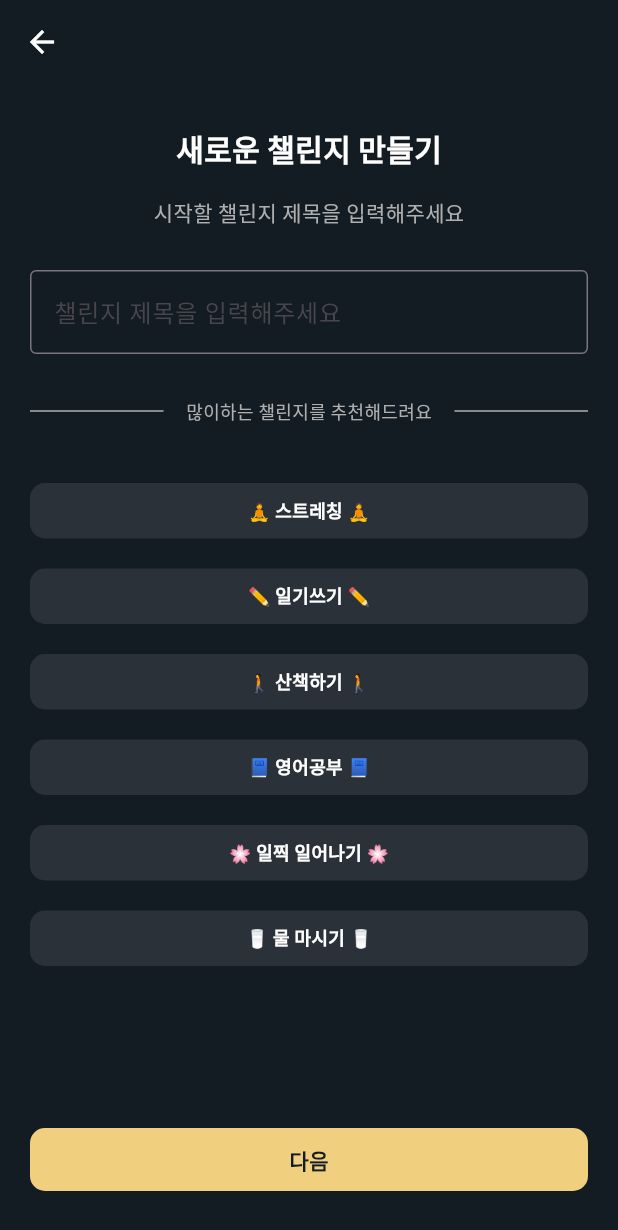
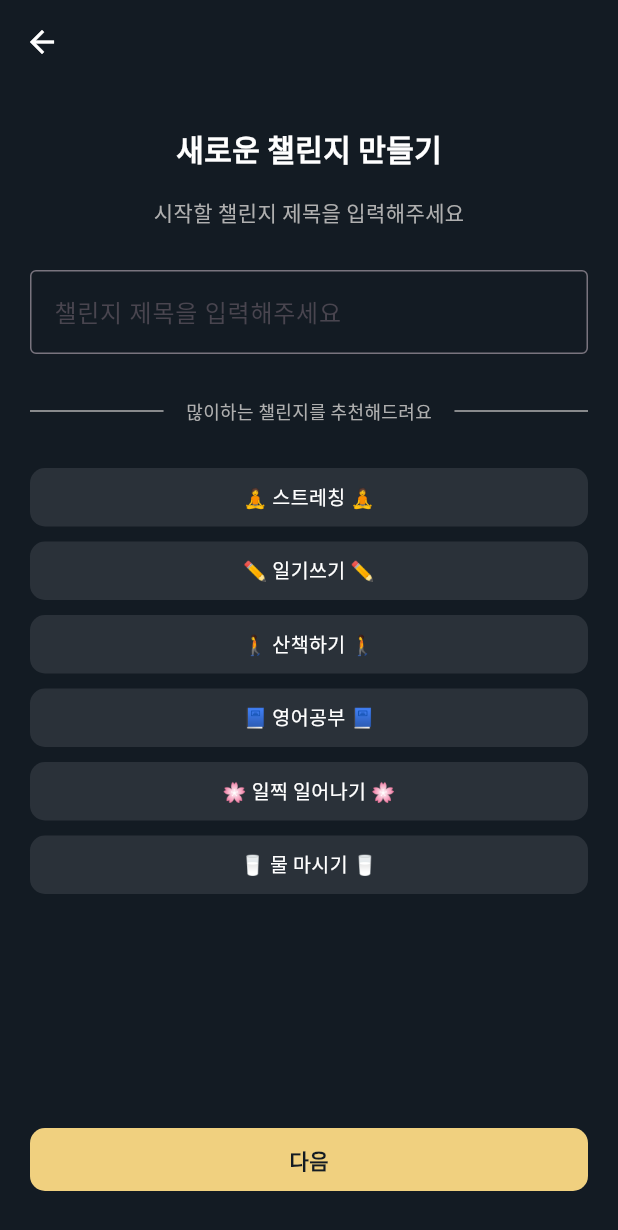
Before and after one commit to hatssue/client, a Flutter app: the ChallengeNameView screen opened by its route, on a phone screen of 412 x 824 dp. Shown: the top 1230 px of the screen. Run offline on Flutter 3.47's test engine with Material 3 defaults, Android fonts, the phone set to English and light mode, and no system bars; our stand-ins replace flutter_riverpod, freezed_annotation, go_router, riverpod_annotation, table_calendar; generated files the repository leaves out were written again.

Commit message:
fix: 박스 형태 위젯 분리 & 리팩토링

```diff
--- a/lib/features/challenge/presentaion/screens/challenge_name_view copy.dart
+++ /dev/null
@@ -1,211 +0,0 @@
-// ignore_for_file: public_member_api_docs, sort_constructors_first
-import 'package:flutter/material.dart';
-import 'package:flutter_riverpod/flutter_riverpod.dart';
-import 'package:go_router/go_router.dart';
-import 'package:hatssue/service/theme/theme_service.dart';
-import 'package:hatssue/shared/button/button.dart';
-import 'package:hatssue/shared/button/button_size.dart';
-import 'package:hatssue/shared/button/button_type.dart';
-import 'package:hatssue/theme/foundation/app_theme.dart';
-
-class ChallengeNameView extends StatelessWidget {
-  const ChallengeNameView({super.key});
-
-  @override
-  Widget build(BuildContext context) {
-    return Consumer(
-      builder: (context, ref, child) {
-        AppTheme theme = ref.watch(themeServiceProvider);
-        return Scaffold(
-          appBar: AppBar(
-            leading: IconButton(
-              icon: const Icon(Icons.arrow_back),
-              onPressed: () {
-                context.go('/');
-              },
-            ),
-            backgroundColor: theme.color.surface,
-          ),
-          body: Padding(
-            padding: const EdgeInsets.symmetric(
-              horizontal: 20,
-              vertical: 30,
-            ),
-            child: Column(
-              children: [
-                /// Title
-                Text(
-                  '새로운 챌린지 만들기',
-                  style: theme.typo.headline4.copyWith(
-                    color: theme.color.text,
-                    fontWeight: theme.typo.bold,
-                  ),
-                ),
-                const SizedBox(
-                  height: 20,
-                ),
-
-                /// Sub Title
-                Text(
-                  '시작할 챌린지 제목을 입력해주세요',
-                  style: theme.typo.body1.copyWith(
-                    color: theme.color.subtext,
-                    fontWeight: theme.typo.regular,
-                  ),
-                ),
-                const SizedBox(
-                  height: 30,
-                ),
-
-                /// TextField
-                const TextField(
-                  decoration: InputDecoration(
-                    labelText: '챌린지 제목을 입력해주세요',
-                    border: OutlineInputBorder(),
-                  ),
-                ),
-                const SizedBox(
-                  height: 30,
-                ),
-
-                /// Select List Title
-                Row(
-                  mainAxisAlignment: MainAxisAlignment.center,
-                  children: [
-                    Expanded(
-                      child: Container(
-                        height: 1,
-                        color: theme.color.subtext,
-                      ),
-                    ),
-                    Padding(
-                      padding: const EdgeInsets.symmetric(
-                        horizontal: 15,
-                      ),
-                      child: Text(
-                        '많이하는 챌린지를 추천해드려요',
-                        style: theme.typo.body2.copyWith(
-                          color: theme.color.subtext,
-                          fontWeight: theme.typo.regular,
-                        ),
-                      ),
-                    ),
-                    Expanded(
-                      child: Container(
-                        height: 1,
-                        color: theme.color.subtext,
-                      ),
-                    ),
-                  ],
-                ),
-
-                const SizedBox(height: 30),
-
-                /// Select List
-                const Expanded(
-                  child: DefaultChallengeListView(),
-                ),
-                const SizedBox(height: 20),
-                Row(
-                  children: [
-                    Expanded(
-                      child: Button(
-                        onPressed: () {
-                          context.go('/newChallengeNotificationPage');
-                        },
-                        size: ButtonSize.medium,
-                        type: ButtonType.fill,
-                        color: theme.color.onPrimary,
-                        backgroundColor: theme.color.primary,
-                        text: '다음',
-                      ),
-                    ),
-                  ],
-                )
-              ],
-            ),
-          ),
-        );
-      },
-    );
-  }
-}
-
-class DefaultChallengeListView extends StatelessWidget {
-  const DefaultChallengeListView({super.key});
-
-  void onPressed(String title) {
-    print(title);
-  }
-
-  @override
-  Widget build(BuildContext context) {
-    return ListView(
-      children: [
-        ChallengeButton(
-          title: '🧘 스트레칭 🧘',
-          // index: 0,
-          onPressed: onPressed,
-        ),
-        ChallengeButton(
-          title: '✏️ 일기쓰기 ✏️',
-          // index: 1,
-          onPressed: onPressed,
-        ),
-        ChallengeButton(
-          title: '🚶 산책하기 🚶',
-          // index: 2,
-          onPressed: onPressed,
-        ),
-        ChallengeButton(
-          title: '📘 영어공부 📘',
-          // index: 3,
-          onPressed: onPressed,
-        ),
-        ChallengeButton(
-          title: '🌸 일찍 일어나기 🌸',
-          // index: 4,
-          onPressed: onPressed,
-        ),
-        ChallengeButton(
-          title: '🥛 물 마시기 🥛',
-          // index: 5,
-          onPressed: onPressed,
-        ),
-      ],
-    );
-  }
-}
-
-class ChallengeButton extends StatelessWidget {
-  final String title;
-
-  final Function(String title) onPressed;
-
-  const ChallengeButton({
-    super.key,
-    required this.title,
-    required this.onPressed,
-  });
-
-  @override
-  Widget build(BuildContext context) {
-    return Consumer(
-      builder: (context, ref, child) {
-        final AppTheme theme = ref.watch(themeServiceProvider);
-        return Padding(
-          padding: const EdgeInsets.symmetric(vertical: 10),
-          child: Button(
-            onPressed: () {
-              onPressed(title);
-            },
-            color: theme.color.onSecondary,
-            backgroundColor: theme.color.secondary,
-            text: title,
-            size: ButtonSize.small,
-          ),
-        );
-      },
-    );
-  }
-}
--- a/lib/features/challenge/presentaion/screens/challenge_name_view.dart
+++ b/lib/features/challenge/presentaion/screens/challenge_name_view.dart
@@ -1,6 +1,7 @@
 import 'package:flutter/material.dart';
 import 'package:flutter_riverpod/flutter_riverpod.dart';
 import 'package:go_router/go_router.dart';
+import 'package:hatssue/features/challenge/presentaion/widgets/text_box.dart';
 import 'package:hatssue/service/theme/theme_service.dart';
 import 'package:hatssue/shared/button/button.dart';
 import 'package:hatssue/shared/button/button_size.dart';
@@ -138,6 +139,7 @@ class DefaultChallengeListView extends StatelessWidget {
   @override
   Widget build(BuildContext context) {
     return ListView(
+      padding: const EdgeInsets.all(0),
       children: [
         ChallengeButton(
           title: '🧘 스트레칭 🧘',
@@ -174,9 +176,8 @@ class DefaultChallengeListView extends StatelessWidget {
   }
 }
 
-class ChallengeButton extends StatelessWidget {
+class ChallengeButton extends ConsumerWidget {
   final String title;
-
   final Function(String title) onPressed;
 
   const ChallengeButton({
@@ -186,23 +187,31 @@ class ChallengeButton extends StatelessWidget {
   });
 
   @override
-  Widget build(BuildContext context) {
-    return Consumer(
-      builder: (context, ref, child) {
-        final AppTheme theme = ref.watch(themeServiceProvider);
-        return Padding(
-          padding: const EdgeInsets.symmetric(vertical: 10),
-          child: Button(
-            onPressed: () {
-              onPressed(title);
-            },
-            color: theme.color.onSecondary,
-            backgroundColor: theme.color.secondary,
-            text: title,
-            size: ButtonSize.small,
+  Widget build(BuildContext context, WidgetRef ref) {
+    return Container(
+      margin: const EdgeInsets.only(bottom: 10),
+      child: GestureDetector(
+        onTap: () {
+          onPressed(title);
+        },
+        child: Container(
+          decoration: BoxDecoration(
+            color: ref.color.secondary,
+            borderRadius: BorderRadius.circular(10),
           ),
-        );
-      },
+          child: Padding(
+            padding: const EdgeInsets.all(10.5),
+            child: Text(
+              textAlign: TextAlign.center,
+              title,
+              style: ref.typo.body2.copyWith(
+                fontSize: 13,
+                fontWeight: ref.typo.medium,
+              ),
+            ),
+          ),
+        ),
+      ),
     );
   }
 }
--- a/lib/features/challenge/presentaion/screens/challenge_period_view.dart
+++ b/lib/features/challenge/presentaion/screens/challenge_period_view.dart
@@ -1,6 +1,7 @@
 import 'package:flutter/material.dart';
 import 'package:flutter_riverpod/flutter_riverpod.dart';
 import 'package:go_router/go_router.dart';
+import 'package:hatssue/features/challenge/presentaion/widgets/text_box.dart';
 import 'package:hatssue/service/theme/theme_service.dart';
 import 'package:hatssue/utils/intl_helper.dart';
 import 'package:intl/intl.dart';
@@ -51,14 +52,9 @@ class _ChallengePeriodViewState extends ConsumerState<ChallengePeriodView> {
         child: Column(
           children: [
             if (rangeDiff != '')
-              Container(
-                width: double.infinity,
-                decoration: BoxDecoration(
-                  color: ref.color.tertiary,
-                  borderRadius: BorderRadius.circular(10),
-                ),
-                child: Padding(
-                  padding: const EdgeInsets.all(6.0),
+              TextBox(
+                // padding: 6,
+                boxColor: ref.color.boxContainer,
                 child: Column(
                   children: [
                     Row(
@@ -101,7 +97,6 @@ class _ChallengePeriodViewState extends ConsumerState<ChallengePeriodView> {
                       ),
                     ),
                   ],
-                  ),
                 ),
               ),
             const SizedBox(height: 20),
@@ -172,7 +167,6 @@ class _ChallengePeriodViewState extends ConsumerState<ChallengePeriodView> {
                 ),
               ),
             ),
-            // ),
           ],
         ),
       ),
--- /dev/null
+++ b/lib/features/challenge/presentaion/widgets/text_box.dart
@@ -0,0 +1,32 @@
+import 'package:flutter/widgets.dart';
+import 'package:flutter_riverpod/flutter_riverpod.dart';
+
+class TextBox extends ConsumerWidget {
+  const TextBox({
+    super.key,
+    required this.child,
+    // required this.padding,
+    required this.boxColor,
+  });
+
+  final Widget child;
+  // final double padding;
+  final Color boxColor;
+
+  @override
+  Widget build(BuildContext context, WidgetRef ref) {
+    return Container(
+      width: double.infinity,
+      decoration: BoxDecoration(
+        color: boxColor,
+        borderRadius: BorderRadius.circular(10),
+      ),
+      child: child,
+
+      // child: Padding(
+      //   padding: EdgeInsets.symmetric(vertical: padding),
+      //   child: child,
+      // ),
+    );
+  }
+}
--- a/lib/theme/dark_theme.dart
+++ b/lib/theme/dark_theme.dart
@@ -24,6 +24,9 @@ class DarkTheme implements AppTheme {
     onSecondary: Palette.grey01,
     tertiary: Palette.grey09,
     onTertiary: Palette.blue01,
+
+    boxContainer: Palette.grey08,
+    onBoxContainer: Palette.white,
   );
 
   @override
--- a/lib/theme/foundation/app_color.dart
+++ b/lib/theme/foundation/app_color.dart
@@ -22,6 +22,8 @@ class AppColor {
     required this.onSecondary,
     required this.tertiary,
     required this.onTertiary,
+    required this.boxContainer,
+    required this.onBoxContainer,
   });
 
   /// Surface
@@ -53,4 +55,8 @@ class AppColor {
   final Color onSecondary;
   final Color tertiary;
   final Color onTertiary;
+
+  /// Box
+  final Color boxContainer;
+  final Color onBoxContainer;
 }
--- a/lib/theme/light_theme.dart
+++ b/lib/theme/light_theme.dart
@@ -25,6 +25,8 @@ class LightTheme implements AppTheme {
     onSecondary: Palette.grey01,
     tertiary: Palette.grey09,
     onTertiary: Palette.blue01,
+    boxContainer: Palette.grey08,
+    onBoxContainer: Palette.white,
   );
 
   @override
--- a/lib/utils/custom_router.dart
+++ b/lib/utils/custom_router.dart
@@ -1,6 +1,6 @@
 import 'package:go_router/go_router.dart';
 import 'package:hatssue/features/calendar/calendar_view.dart';
-import 'package:hatssue/features/challenge/presentaion/screens/challenge_name_view%20copy.dart';
+import 'package:hatssue/features/challenge/presentaion/screens/challenge_name_view.dart';
 import 'package:hatssue/features/challenge/presentaion/screens/challenge_period_view.dart';
 import 'package:hatssue/features/challenge/presentaion/screens/new_challenge_notification_page.dart';
 import 'package:hatssue/features/home/home_view.dart';
```
Lines whose indentation alone changed are shown as unchanged.
